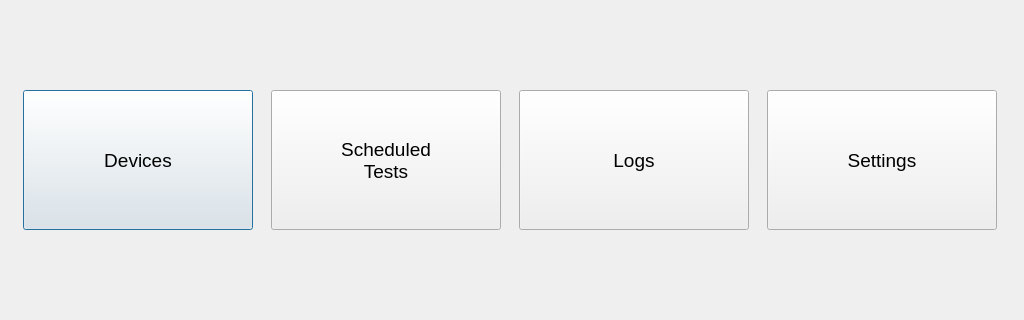
The window that sterownik_glowny/bc_client/cmainmenu.ui (bremenpl/bateria_cenralna) describes before a commit, drawn with Qt 5; both pictures show x 0 to 1024 and y 140 to 460 of the 1024 by 600 pixel window.
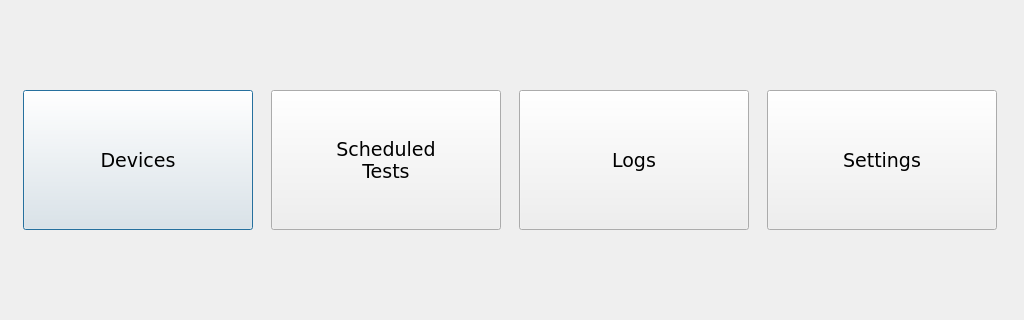
The same window after the commit. Icons and pictures are not drawn.

What changed in the file:
```diff
--- a/sterownik_glowny/bc_client/cmainmenu.ui
+++ b/sterownik_glowny/bc_client/cmainmenu.ui
@@ -36,6 +36,7 @@
      </property>
      <property name="font">
       <font>
+       <family>DejaVu Sans</family>
        <pointsize>14</pointsize>
       </font>
      </property>
@@ -80,6 +81,7 @@
      </property>
      <property name="font">
       <font>
+       <family>DejaVu Sans</family>
        <pointsize>14</pointsize>
       </font>
      </property>
@@ -125,6 +127,7 @@
      </property>
      <property name="font">
       <font>
+       <family>DejaVu Sans</family>
        <pointsize>14</pointsize>
       </font>
      </property>
@@ -169,6 +172,7 @@
      </property>
      <property name="font">
       <font>
+       <family>DejaVu Sans</family>
        <pointsize>14</pointsize>
       </font>
      </property>
```
